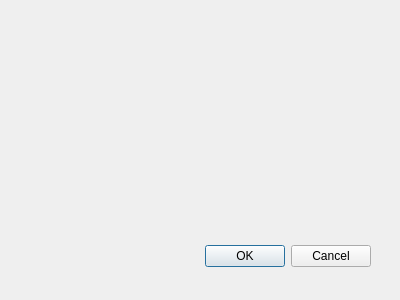
This is 1.ui in nickas101/LTA_results as Qt 5 draws it before an edit. The edited form follows.
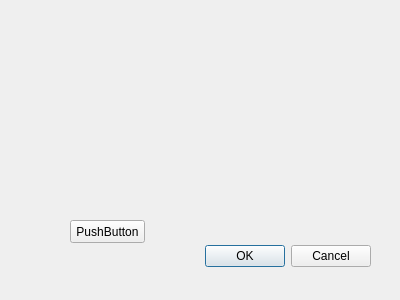
This is the edited form.

Commit message: push button is added to ui

What changed in the file:
```diff
--- a/1.ui
+++ b/1.ui
@@ -29,6 +29,19 @@
     <set>QDialogButtonBox::Cancel|QDialogButtonBox::Ok</set>
    </property>
   </widget>
+  <widget class="QPushButton" name="pushButton">
+   <property name="geometry">
+    <rect>
+     <x>70</x>
+     <y>220</y>
+     <width>75</width>
+     <height>23</height>
+    </rect>
+   </property>
+   <property name="text">
+    <string>PushButton</string>
+   </property>
+  </widget>
  </widget>
  <resources/>
  <connections>
```
